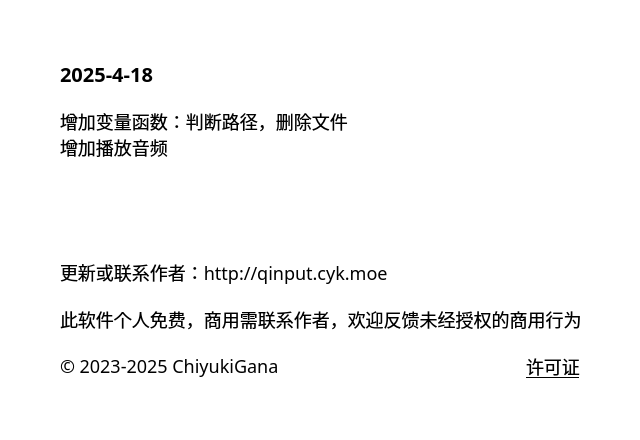
Old version of the form source/ui/AboutUi.ui in the repository ChiyukiGana/Quickinput.
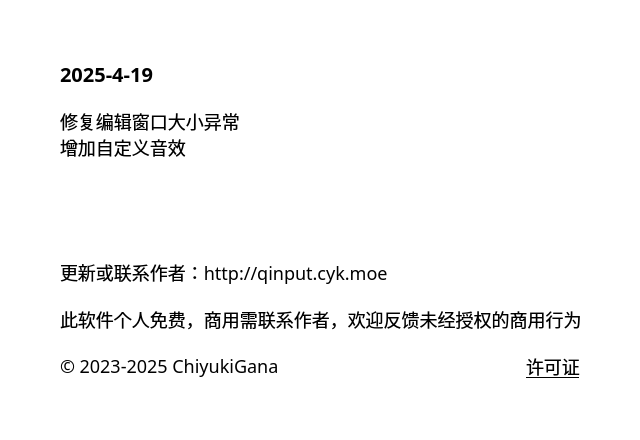
New version of the form.

```diff
--- a/source/ui/AboutUi.ui
+++ b/source/ui/AboutUi.ui
@@ -91,7 +91,7 @@
          <string notr="true">font-size:20px</string>
         </property>
         <property name="text">
-         <string>2025-4-18</string>
+         <string>2025-4-19</string>
         </property>
         <property name="textFormat">
          <enum>Qt::PlainText</enum>
@@ -107,8 +107,8 @@
          </sizepolicy>
         </property>
         <property name="text">
-         <string>增加变量函数：判断路径，删除文件
-增加播放音频</string>
+         <string>修复编辑窗口大小异常
+增加自定义音效</string>
         </property>
         <property name="textFormat">
          <enum>Qt::PlainText</enum>
```
